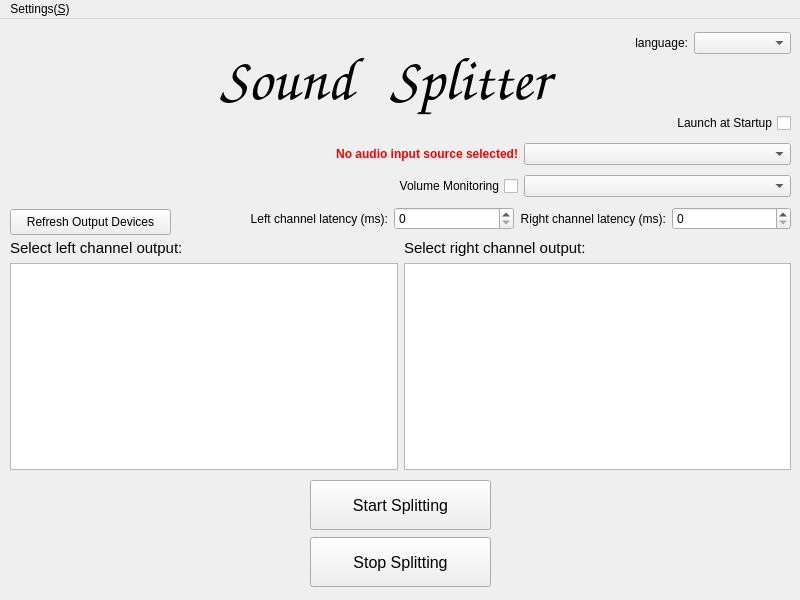
The window that src/ss/integration/app/ui/main_window.ui (handsome-Druid/SoundSpliter) describes before a commit, drawn with Qt 5.
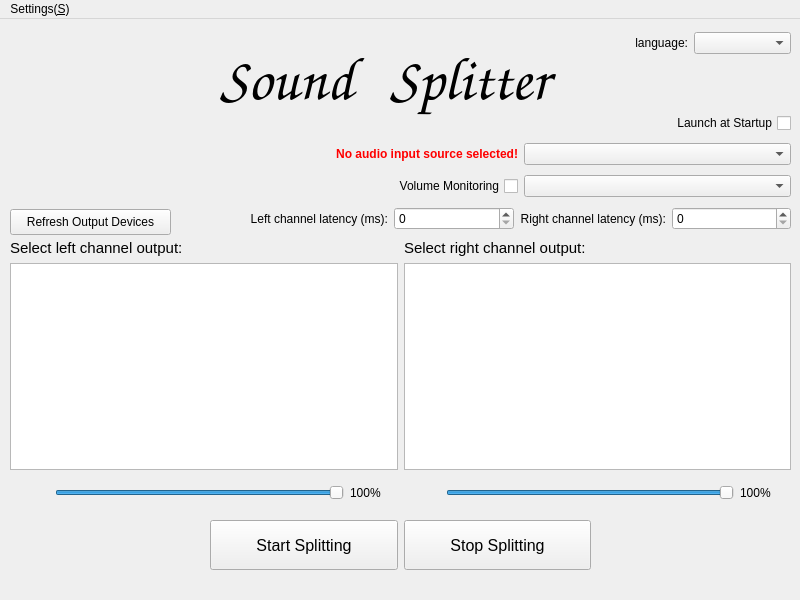
The same window after the commit. Icons and pictures are not drawn. Custom widgets are drawn as their Qt base class.

Commit message: Enhance UI and functionality with volume controls and preferences updates

Diff of the .ui file:
```diff
--- a/src/ss/integration/app/ui/main_window.ui
+++ b/src/ss/integration/app/ui/main_window.ui
@@ -75,50 +75,6 @@
      <string>Sound</string>
     </property>
    </widget>
-   <widget class="QWidget" name="layoutWidget">
-    <property name="geometry">
-     <rect>
-      <x>310</x>
-      <y>460</y>
-      <width>181</width>
-      <height>111</height>
-     </rect>
-    </property>
-    <layout class="QVBoxLayout" name="verticalLayout">
-     <item>
-      <widget class="QPushButton" name="startPushButton">
-       <property name="minimumSize">
-        <size>
-         <width>0</width>
-         <height>50</height>
-        </size>
-       </property>
-       <property name="styleSheet">
-        <string notr="true">font-size: 16px</string>
-       </property>
-       <property name="text">
-        <string>Start Splitting</string>
-       </property>
-      </widget>
-     </item>
-     <item>
-      <widget class="QPushButton" name="stopPushButton">
-       <property name="minimumSize">
-        <size>
-         <width>0</width>
-         <height>50</height>
-        </size>
-       </property>
-       <property name="styleSheet">
-        <string notr="true">font-size: 16px</string>
-       </property>
-       <property name="text">
-        <string>Stop Splitting</string>
-       </property>
-      </widget>
-     </item>
-    </layout>
-   </widget>
    <widget class="QWidget" name="layoutWidget">
     <property name="geometry">
      <rect>
@@ -337,6 +293,193 @@
      </item>
     </layout>
    </widget>
+   <widget class="QWidget" name="layoutWidget">
+    <property name="geometry">
+     <rect>
+      <x>210</x>
+      <y>500</y>
+      <width>381</width>
+      <height>52</height>
+     </rect>
+    </property>
+    <layout class="QHBoxLayout" name="horizontalLayout_7">
+     <item>
+      <widget class="QPushButton" name="startPushButton">
+       <property name="minimumSize">
+        <size>
+         <width>0</width>
+         <height>50</height>
+        </size>
+       </property>
+       <property name="styleSheet">
+        <string notr="true">font-size: 16px</string>
+       </property>
+       <property name="text">
+        <string>Start Splitting</string>
+       </property>
+      </widget>
+     </item>
+     <item>
+      <widget class="QPushButton" name="stopPushButton">
+       <property name="minimumSize">
+        <size>
+         <width>0</width>
+         <height>50</height>
+        </size>
+       </property>
+       <property name="styleSheet">
+        <string notr="true">font-size: 16px</string>
+       </property>
+       <property name="text">
+        <string>Stop Splitting</string>
+       </property>
+      </widget>
+     </item>
+    </layout>
+   </widget>
+   <widget class="QWidget" name="layoutWidget">
+    <property name="geometry">
+     <rect>
+      <x>30</x>
+      <y>460</y>
+      <width>741</width>
+      <height>28</height>
+     </rect>
+    </property>
+    <layout class="QHBoxLayout" name="horizontalLayout_10">
+     <property name="spacing">
+      <number>40</number>
+     </property>
+     <item>
+      <layout class="QHBoxLayout" name="horizontalLayout_8">
+       <property name="spacing">
+        <number>6</number>
+       </property>
+       <item>
+        <widget class="QToolButton" name="leftToolButton">
+         <property name="styleSheet">
+          <string notr="true">QToolButton {
+    background: transparent;
+    border: none;
+}
+
+QToolButton:checked {
+    background: transparent;
+    border: none;
+}
+
+QToolButton:hover {
+    background: transparent;
+}
+
+QToolButton:pressed {
+    background: transparent;
+}</string>
+         </property>
+         <property name="text">
+          <string notr="true"/>
+         </property>
+         <property name="icon">
+          <iconset resource="../resources/resources.qrc">
+           <normaloff>:/image/icon</normaloff>
+           <normalon>:/image/volume-3.svg</normalon>:/image/icon</iconset>
+         </property>
+         <property name="checkable">
+          <bool>true</bool>
+         </property>
+         <property name="checked">
+          <bool>true</bool>
+         </property>
+        </widget>
+       </item>
+       <item>
+        <widget class="QSlider" name="leftHorizontalSlider">
+         <property name="maximum">
+          <number>100</number>
+         </property>
+         <property name="value">
+          <number>100</number>
+         </property>
+         <property name="orientation">
+          <enum>Qt::Orientation::Horizontal</enum>
+         </property>
+        </widget>
+       </item>
+       <item>
+        <widget class="QLabel" name="leftVolumeLabel">
+         <property name="text">
+          <string notr="true">100%</string>
+         </property>
+        </widget>
+       </item>
+      </layout>
+     </item>
+     <item>
+      <layout class="QHBoxLayout" name="horizontalLayout_9">
+       <property name="spacing">
+        <number>6</number>
+       </property>
+       <item>
+        <widget class="QToolButton" name="rightToolButton">
+         <property name="styleSheet">
+          <string notr="true">QToolButton {
+    background: transparent;
+    border: none;
+}
+
+QToolButton:checked {
+    background: transparent;
+    border: none;
+}
+
+QToolButton:hover {
+    background: transparent;
+}
+
+QToolButton:pressed {
+    background: transparent;
+}</string>
+         </property>
+         <property name="text">
+          <string notr="true"/>
+         </property>
+         <property name="icon">
+          <iconset resource="../resources/resources.qrc">
+           <normaloff>:/image/volume-x.svg</normaloff>
+           <normalon>:/image/volume-3.svg</normalon>:/image/volume-x.svg</iconset>
+         </property>
+         <property name="checkable">
+          <bool>true</bool>
+         </property>
+         <property name="checked">
+          <bool>true</bool>
+         </property>
+        </widget>
+       </item>
+       <item>
+        <widget class="QSlider" name="rightHorizontalSlider">
+         <property name="maximum">
+          <number>100</number>
+         </property>
+         <property name="value">
+          <number>100</number>
+         </property>
+         <property name="orientation">
+          <enum>Qt::Orientation::Horizontal</enum>
+         </property>
+        </widget>
+       </item>
+       <item>
+        <widget class="QLabel" name="rightVolumeLabel">
+         <property name="text">
+          <string notr="true">100%</string>
+         </property>
+        </widget>
+       </item>
+      </layout>
+     </item>
+    </layout>
+   </widget>
   </widget>
   <widget class="QMenuBar" name="menuBar">
    <property name="geometry">
```
Left out of the diff: 2 changed lines with no effect on the pictures. The commit also changes 20 other files.
